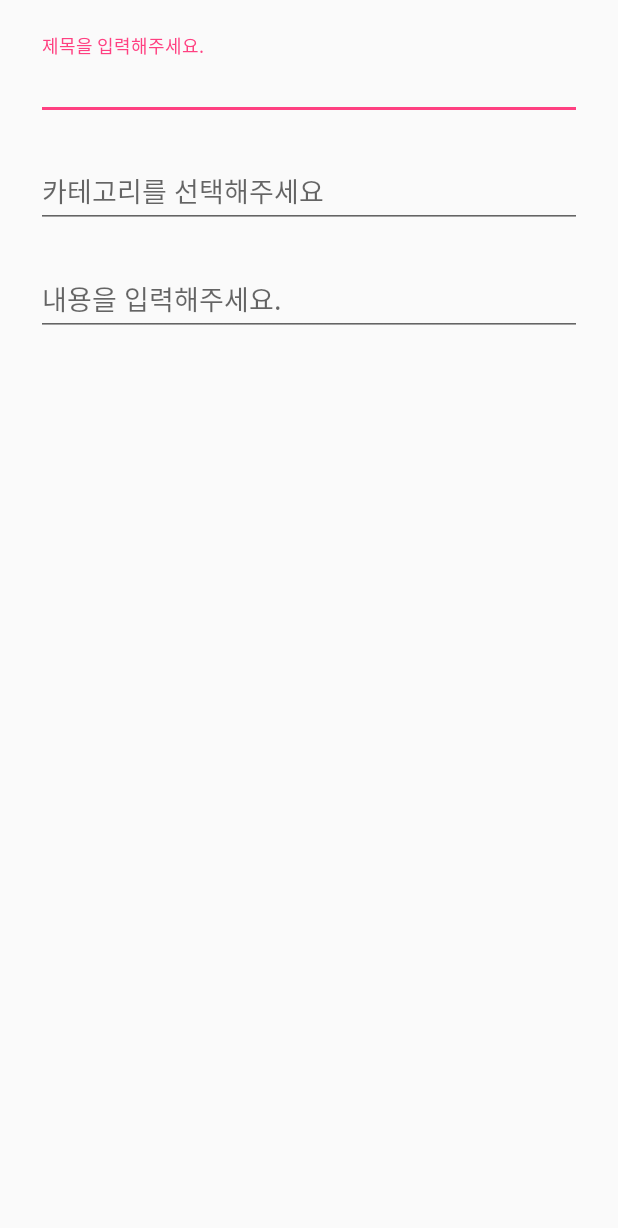
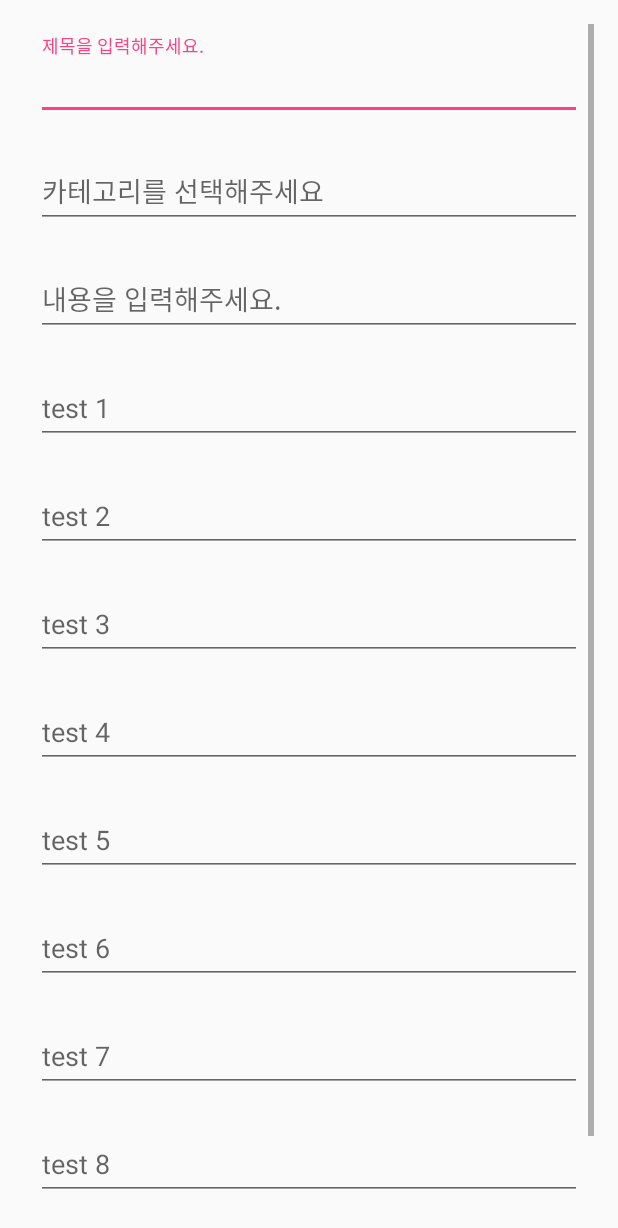
Before and after one commit to n4u1/Test130, an Android app: the UserContentsUploadActivity screen opened directly, with no data from a screen before it, on a phone screen of 412 x 824 dp. Shown: the top 1228 px of the screen. Run offline under Robolectric (Android 15) with nearby library versions, the phone set to English and light mode, and no system bars.

Commit message:
20180724_1056

```diff
--- a/app/src/main/java/com/example/n4u1/test130/dialog/ContentChoiceDialog.java
+++ b/app/src/main/java/com/example/n4u1/test130/dialog/ContentChoiceDialog.java
@@ -14,8 +14,10 @@ import com.example.n4u1.test130.R;
 import java.util.ArrayList;
 
 public class ContentChoiceDialog extends DialogFragment {
+
     final public ArrayList mSelectedItemsResult = new ArrayList();
     public ContentChoiceDialog() {}
+    boolean[] itemsChecked = new boolean[12];
 
     public interface ContentChoiceDialogListener {
         public void onDialogPositiveClick(ArrayList arrayList);
@@ -43,17 +45,16 @@ public class ContentChoiceDialog extends DialogFragment {
 
         final ArrayList mSelectedItems = new ArrayList();  // Where we track the selected items
 
-        AlertDialog.Builder builder = new AlertDialog.Builder(getActivity());
+
+
+        final AlertDialog.Builder builder = new AlertDialog.Builder(getActivity());
         builder.setTitle("※ 5개 선택 가능")
                 .setMultiChoiceItems(R.array.contents, null, new DialogInterface.OnMultiChoiceClickListener() {
                     @Override
                     public void onClick(DialogInterface dialogInterface, int i, boolean b) {
+                        int checkCount = 0;
                         if (b) {
                             mSelectedItems.add(i);
-
-
-                            //Toast.makeText(getContext(), "?? : " + mSelectedItems, Toast.LENGTH_SHORT).show();
-
                         } else if (mSelectedItems.contains(i)) {
                             mSelectedItems.remove(Integer.valueOf(i));
 
@@ -65,7 +66,7 @@ public class ContentChoiceDialog extends DialogFragment {
                     public void onClick(DialogInterface dialog, int id) {
                         // User clicked OK, so save the mSelectedItems results somewhere
                         // or return them to the component that opened the dialog
-
+                        ArrayList mSelectedItemsResult = new ArrayList();
                         for (int i = 0; i < 12; i++) {
                             if (mSelectedItems.contains(i)) {
                                 switch (i) {
@@ -84,7 +85,6 @@ public class ContentChoiceDialog extends DialogFragment {
                                 }
                             }
                         }
-//                        Toast.makeText(getContext(), "?? : " + mSelectedItemsResult, Toast.LENGTH_SHORT).show();
                         mListener.onDialogPositiveClick(mSelectedItemsResult);
 
                     }
--- a/app/src/main/java/com/example/n4u1/test130/views/UploadTestActivity.java
+++ b/app/src/main/java/com/example/n4u1/test130/views/UploadTestActivity.java
@@ -93,27 +93,6 @@ public class UploadTestActivity extends AppCompatActivity {
         });
 
 
-        list = new ArrayList<String>();
-
-        list.add("01");
-        list.add("02");
-        list.add("03");
-        list.add("04");
-        list.add("05");
-        list.add("06");
-        list.add("07");
-        list.add("08");
-        list.add("09");
-        list.add("10");
-        list.add("11");
-
-//
-//
-//        adapter = new ArrayAdapter<String>(this, android.R.layout.simple_list_item_single_choice, list);
-//        lv = findViewById(R.id.lv);
-//        imm = (InputMethodManager) getSystemService(INPUT_METHOD_SERVICE);
-//        lv.setAdapter(adapter);
-//        setListViewHeightBasedOnChildren(lv);
 
 
         findViewById(R.id.button_addItem).setOnClickListener(new View.OnClickListener() {
--- a/app/src/main/java/com/example/n4u1/test130/views/UserContentsUploadActivity.java
+++ b/app/src/main/java/com/example/n4u1/test130/views/UserContentsUploadActivity.java
@@ -59,9 +59,16 @@ public class UserContentsUploadActivity extends AppCompatActivity implements Con
     public void onDialogPositiveClick(ArrayList arrayList) {
         TextView textView = findViewById(R.id.editText_addCategory);
         String string = arrayList.toString();
-        String resultString = string.replace("[", "").replace("]","");
+        if (arrayList.size() < 5) {
+            String resultString = string.replace("[", "").replace("]","");
+            textView.setText(resultString);
+        } else {
+            textView.setText("");
+            Toast.makeText(getApplicationContext(), "5개 이하로 선택해주세요." , Toast.LENGTH_SHORT).show();
 
-        textView.setText(resultString);
+
+        }
+
 
 
     }
--- a/app/src/main/res/layout/activity_user_contents_upload.xml
+++ b/app/src/main/res/layout/activity_user_contents_upload.xml
@@ -15,24 +15,18 @@
             android:padding="8dp"
             android:layout_width="match_parent"
             android:layout_height="match_parent">
-
             <android.support.design.widget.TextInputEditText
                 android:layout_width="match_parent"
                 android:layout_height="wrap_content"
                 android:hint="제목을 입력해주세요." />
         </android.support.design.widget.TextInputLayout>
 
-        <RelativeLayout
-            android:padding="8dp"
-            android:layout_width="fill_parent"
-            android:layout_height="wrap_content">
 
             <android.support.design.widget.TextInputLayout
+                android:padding="8dp"
                 android:layout_width="match_parent"
                 android:layout_height="match_parent">
-
                 <android.support.design.widget.TextInputEditText
-
                     android:id="@+id/editText_addCategory"
                     android:layout_width="match_parent"
                     android:layout_height="wrap_content"
@@ -54,32 +48,136 @@
                 <!--android:layout_height="match_parent"-->
                 <!--/>-->
 
-        </RelativeLayout>
-
-
-        <RelativeLayout
-            android:padding="8dp"
-            android:layout_width="fill_parent"
-            android:layout_height="wrap_content">
 
 
             <android.support.design.widget.TextInputLayout
+                android:padding="8dp"
                 android:layout_width="match_parent"
                 android:layout_height="match_parent">
-
                 <android.support.design.widget.TextInputEditText
                     android:layout_width="match_parent"
                     android:layout_height="wrap_content"
                     android:hint="내용을 입력해주세요." />
             </android.support.design.widget.TextInputLayout>
 
-        </RelativeLayout>
 
         <!--<android.support.v7.widget.RecyclerView-->
             <!--android:layout_width="match_parent"-->
             <!--android:layout_height="match_parent">-->
 
         <!--</android.support.v7.widget.RecyclerView>-->
+
+
+        <android.support.design.widget.TextInputLayout
+            android:padding="8dp"
+            android:layout_width="match_parent"
+            android:layout_height="match_parent">
+            <android.support.design.widget.TextInputEditText
+                android:layout_width="match_parent"
+                android:layout_height="wrap_content"
+                android:hint="test 1" />
+        </android.support.design.widget.TextInputLayout>
+
+
+
+
+        <android.support.design.widget.TextInputLayout
+            android:padding="8dp"
+            android:layout_width="match_parent"
+            android:layout_height="match_parent">
+            <android.support.design.widget.TextInputEditText
+                android:layout_width="match_parent"
+                android:layout_height="wrap_content"
+                android:hint="test 2" />
+        </android.support.design.widget.TextInputLayout>
+
+
+
+
+
+        <android.support.design.widget.TextInputLayout
+            android:padding="8dp"
+            android:layout_width="match_parent"
+            android:layout_height="match_parent">
+            <android.support.design.widget.TextInputEditText
+                android:layout_width="match_parent"
+                android:layout_height="wrap_content"
+                android:hint="test 3" />
+        </android.support.design.widget.TextInputLayout>
+
+
+
+        <android.support.design.widget.TextInputLayout
+            android:padding="8dp"
+            android:layout_width="match_parent"
+            android:layout_height="match_parent">
+            <android.support.design.widget.TextInputEditText
+                android:layout_width="match_parent"
+                android:layout_height="wrap_content"
+                android:hint="test 4" />
+        </android.support.design.widget.TextInputLayout>
+
+
+
+        <android.support.design.widget.TextInputLayout
+            android:padding="8dp"
+            android:layout_width="match_parent"
+            android:layout_height="match_parent">
+            <android.support.design.widget.TextInputEditText
+                android:layout_width="match_parent"
+                android:layout_height="wrap_content"
+                android:hint="test 5" />
+        </android.support.design.widget.TextInputLayout>
+
+
+
+
+        <android.support.design.widget.TextInputLayout
+            android:padding="8dp"
+            android:layout_width="match_parent"
+            android:layout_height="match_parent">
+            <android.support.design.widget.TextInputEditText
+                android:layout_width="match_parent"
+                android:layout_height="wrap_content"
+                android:hint="test 6" />
+        </android.support.design.widget.TextInputLayout>
+
+
+
+        <android.support.design.widget.TextInputLayout
+            android:padding="8dp"
+            android:layout_width="match_parent"
+            android:layout_height="match_parent">
+            <android.support.design.widget.TextInputEditText
+                android:layout_width="match_parent"
+                android:layout_height="wrap_content"
+                android:hint="test 7" />
+        </android.support.design.widget.TextInputLayout>
+
+
+
+
+        <android.support.design.widget.TextInputLayout
+            android:padding="8dp"
+            android:layout_width="match_parent"
+            android:layout_height="match_parent">
+            <android.support.design.widget.TextInputEditText
+                android:layout_width="match_parent"
+                android:layout_height="wrap_content"
+                android:hint="test 8" />
+        </android.support.design.widget.TextInputLayout>
+
+
+
+        <android.support.design.widget.TextInputLayout
+            android:padding="8dp"
+            android:layout_width="match_parent"
+            android:layout_height="match_parent">
+            <android.support.design.widget.TextInputEditText
+                android:layout_width="match_parent"
+                android:layout_height="wrap_content"
+                android:hint="test 9" />
+        </android.support.design.widget.TextInputLayout>
 
 
 
```
